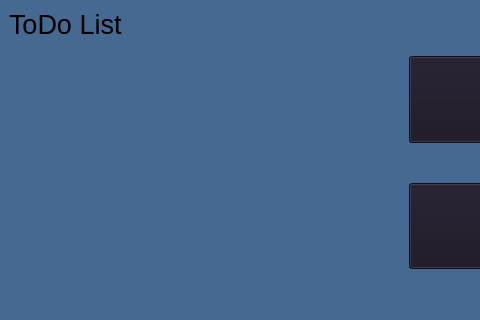
This is WorkShopProject/mainwindow.ui in shaahinfaezi/WorkShopProject as Qt 5 draws it before an edit; both pictures show x 0 to 480 and y 0 to 320 of the 769 by 500 pixel window. The edited form follows.
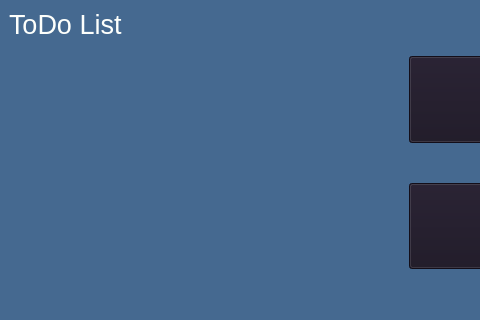
This is the edited form.

```diff
--- a/WorkShopProject/mainwindow.ui
+++ b/WorkShopProject/mainwindow.ui
@@ -56,8 +56,7 @@
        </font>
       </property>
       <property name="styleSheet">
-       <string notr="true">colro:rgb(255, 255, 255);
-</string>
+       <string notr="true">color:rgb(253, 255, 252);</string>
       </property>
       <property name="text">
        <string>ToDo List</string>
```
